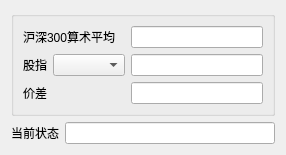
Before: the Qt Designer form dev/easytrader/deliverdlg.ui in unit-xx/xfiles, drawn with Qt 5.
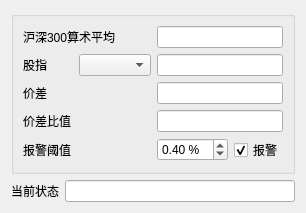
After: the same form once the commit is applied.

```diff
--- a/dev/easytrader/deliverdlg.ui
+++ b/dev/easytrader/deliverdlg.ui
@@ -6,8 +6,8 @@
    <rect>
     <x>0</x>
     <y>0</y>
-    <width>286</width>
-    <height>136</height>
+    <width>306</width>
+    <height>188</height>
    </rect>
   </property>
   <property name="windowTitle">
@@ -20,16 +20,6 @@
       <string/>
      </property>
      <layout class="QGridLayout" name="gridLayout">
-      <item row="2" column="2">
-       <widget class="QLineEdit" name="diffline"/>
-      </item>
-      <item row="2" column="0" colspan="2">
-       <widget class="QLabel" name="label_4">
-        <property name="text">
-         <string>价差</string>
-        </property>
-       </widget>
-      </item>
       <item row="0" column="0" colspan="2">
        <widget class="QLabel" name="label_2">
         <property name="text">
@@ -37,11 +27,8 @@
         </property>
        </widget>
       </item>
-      <item row="1" column="1">
-       <widget class="QComboBox" name="sindexcmb"/>
-      </item>
-      <item row="1" column="2">
-       <widget class="QLineEdit" name="sindexline"/>
+      <item row="0" column="2" colspan="2">
+       <widget class="QLineEdit" name="hs300avgline"/>
       </item>
       <item row="1" column="0">
        <widget class="QLabel" name="label_3">
@@ -50,8 +37,61 @@
         </property>
        </widget>
       </item>
-      <item row="0" column="2">
-       <widget class="QLineEdit" name="hs300avgline"/>
+      <item row="1" column="1">
+       <widget class="QComboBox" name="sindexcmb"/>
+      </item>
+      <item row="1" column="2" colspan="2">
+       <widget class="QLineEdit" name="sindexline"/>
+      </item>
+      <item row="2" column="0">
+       <widget class="QLabel" name="label_4">
+        <property name="text">
+         <string>价差</string>
+        </property>
+       </widget>
+      </item>
+      <item row="2" column="2" colspan="2">
+       <widget class="QLineEdit" name="diffline"/>
+      </item>
+      <item row="3" column="0" colspan="2">
+       <widget class="QLabel" name="label_6">
+        <property name="text">
+         <string>价差比值</string>
+        </property>
+       </widget>
+      </item>
+      <item row="3" column="2" colspan="2">
+       <widget class="QLineEdit" name="diffperline"/>
+      </item>
+      <item row="4" column="0" colspan="2">
+       <widget class="QLabel" name="label_5">
+        <property name="text">
+         <string>报警阈值</string>
+        </property>
+       </widget>
+      </item>
+      <item row="4" column="2">
+       <widget class="QDoubleSpinBox" name="warnspin">
+        <property name="suffix">
+         <string> %</string>
+        </property>
+        <property name="singleStep">
+         <double>0.010000000000000</double>
+        </property>
+        <property name="value">
+         <double>0.400000000000000</double>
+        </property>
+       </widget>
+      </item>
+      <item row="4" column="3">
+       <widget class="QCheckBox" name="playsignalchk">
+        <property name="text">
+         <string>报警</string>
+        </property>
+        <property name="checked">
+         <bool>true</bool>
+        </property>
+       </widget>
       </item>
      </layout>
      <zorder>diffline</zorder>
```
Left out of the diff: 7 changed lines with no effect on the pictures.
